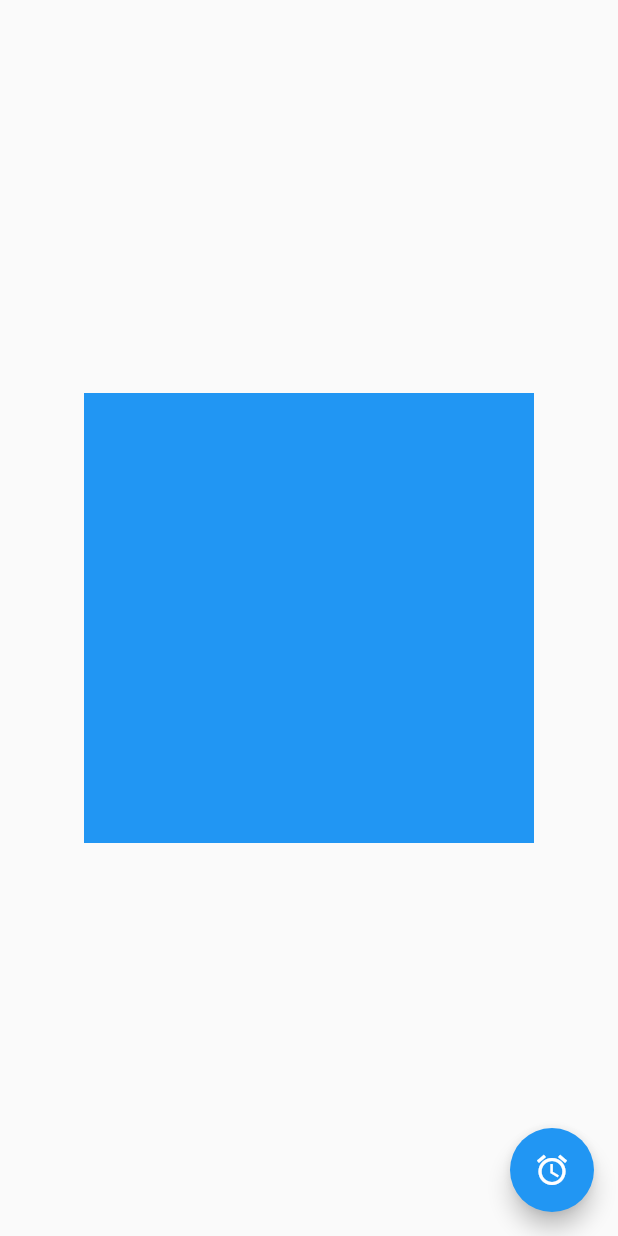
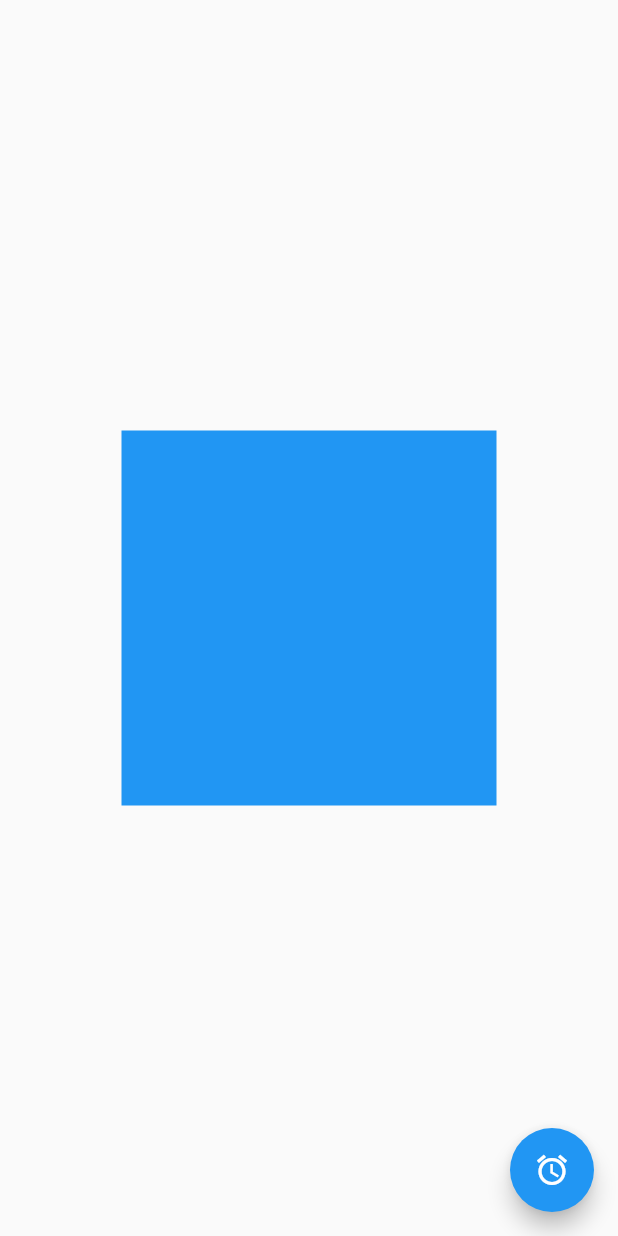
Before and after one commit to manuelduarte077/WidgetOfTheWeek-Flutter, a Flutter app: the screen it shows after launch, after a tap on the "access alarm" icon, on a phone screen of 412 x 824 dp. Run offline on Flutter 3.47's test engine with Material 2 defaults, Android fonts, the light colour scheme and no system bars; our stand-ins replace animate_do; missing offline and left inert: dart:ffi.

Commit message:
Widget FadeTransitionr #7 - Fin

```diff
--- a/flutter_fade_transition/lib/main.dart
+++ b/flutter_fade_transition/lib/main.dart
@@ -54,8 +54,8 @@ class Rectangulo extends StatelessWidget {
   @override
   Widget build(BuildContext context) {
     return Container(
-      width: 300,
-      height: 300,
+      width: 250,
+      height: 250,
       decoration: BoxDecoration(color: Colors.blue),
     );
   }
```
